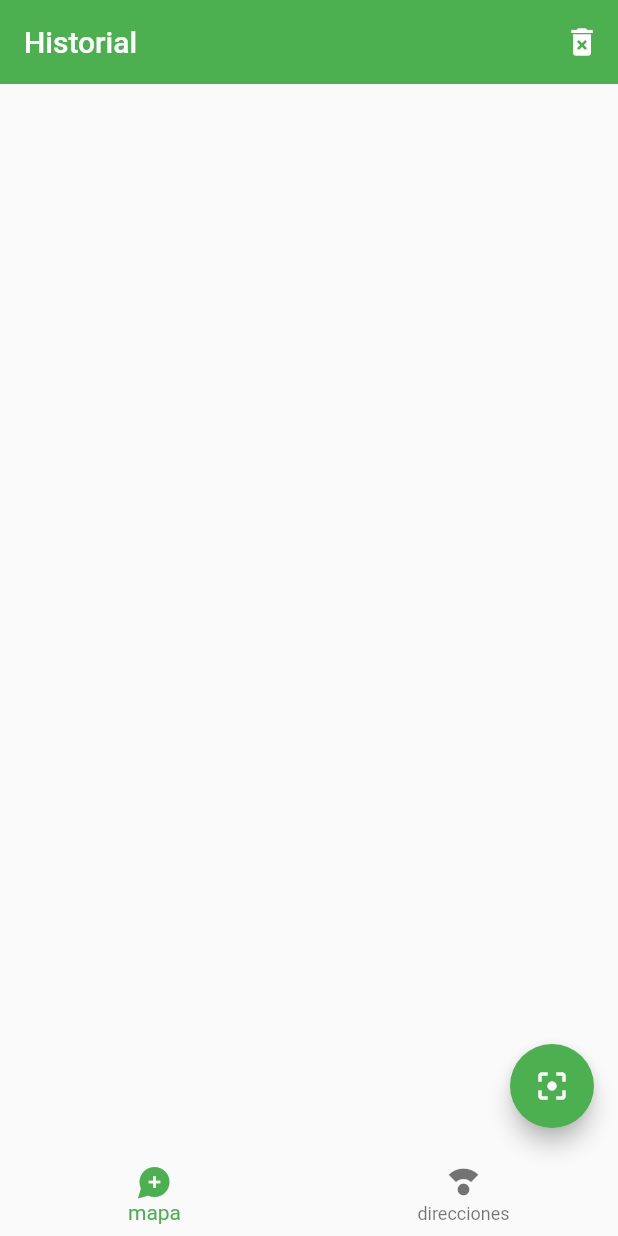
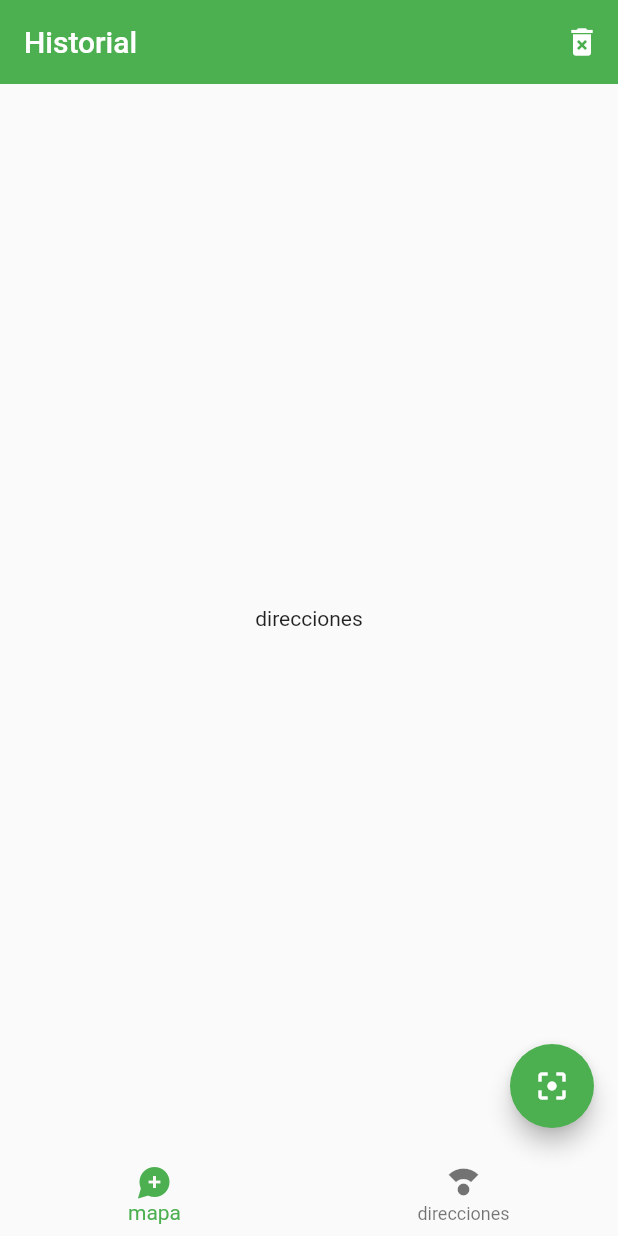
Before and after one commit to ricklegac/flutter, a Flutter app: the screen it shows after launch, on a phone screen of 412 x 824 dp. Run offline on Flutter 3.47's test engine with Material 2 defaults, Android fonts, the phone set to English and light mode, and no system bars; our stand-ins replace card_swiper.

Commit message:
157 - direcciones?

```diff
--- /dev/null
+++ b/qrreader/lib/pages/dir_mapas.dart
@@ -0,0 +1,13 @@
+import 'package:flutter/material.dart';
+
+class DireccionesPage extends StatelessWidget {
+
+  const DireccionesPage({Key? key}) : super(key: key);
+
+  @override
+  Widget build(BuildContext context) {
+    return const Center(
+      child: Text('direcciones'),
+    );
+  }
+}
--- a/qrreader/lib/pages/home_page.dart
+++ b/qrreader/lib/pages/home_page.dart
@@ -1,3 +1,4 @@
+import 'package:qrreader/pages/pages.dart';
 import 'package:qrreader/widgets/widgets.dart';
 
 class HomePage extends StatelessWidget {
@@ -19,6 +20,7 @@ class HomePage extends StatelessWidget {
         ],
 
       ),
+      body: const DireccionesPage(),
       bottomNavigationBar: const CustomNavigationBar(),
       floatingActionButton: const ScanBottom(),
     );
--- a/qrreader/lib/pages/pages.dart
+++ b/qrreader/lib/pages/pages.dart
@@ -1,2 +1,4 @@
 export 'package:qrreader/pages/mapa_page.dart';
 export 'package:qrreader/pages/home_page.dart';
+export 'package:qrreader/pages/historial_mapa_page.dart';
+export 'package:qrreader/pages/dir_mapas.dart';
```
Also changed, not shown: qrreader/lib/pages/historial_mapa_page.dart (added, +13 -0 lines).
